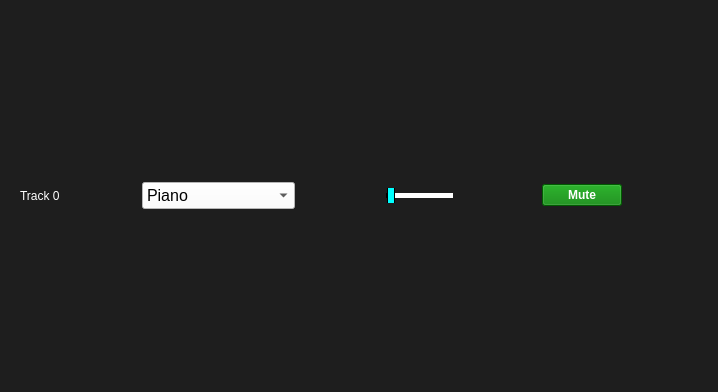
The window that Frontend/Designer/track.ui (odevincenti/ASSD_TP2) describes before a commit, drawn with Qt 5.
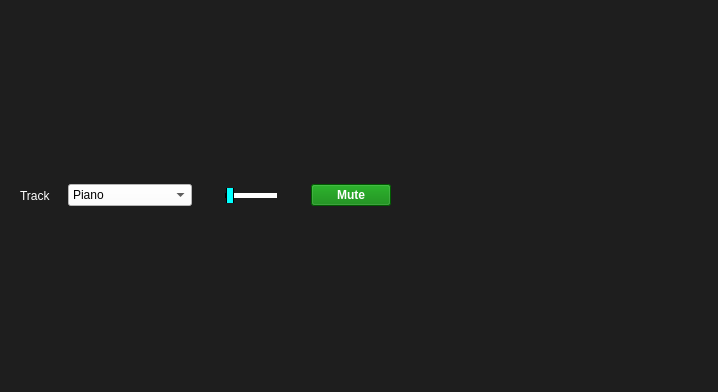
The same window after the commit.

Commit message: los tracks se ponen bien

```diff
--- a/Frontend/Designer/track.ui
+++ b/Frontend/Designer/track.ui
@@ -18,9 +18,19 @@
   </property>
   <layout class="QVBoxLayout" name="verticalLayout_3">
    <item>
-    <layout class="QVBoxLayout" name="verticalLayout">
-     <item>
-      <widget class="QWidget" name="widget_Track" native="true">
+    <widget class="QWidget" name="widget" native="true">
+     <property name="sizePolicy">
+      <sizepolicy hsizetype="Maximum" vsizetype="Maximum">
+       <horstretch>0</horstretch>
+       <verstretch>0</verstretch>
+      </sizepolicy>
+     </property>
+     <property name="maximumSize">
+      <size>
+       <width>400</width>
+       <height>100</height>
+      </size>
+     </property>
        <layout class="QVBoxLayout" name="verticalLayout_4">
         <item>
          <layout class="QHBoxLayout" name="track0_layout">
@@ -30,7 +40,7 @@
              <string notr="true">color:white;</string>
             </property>
             <property name="text">
-             <string>Track 0</string>
+           <string>Track</string>
             </property>
            </widget>
           </item>
@@ -49,13 +59,6 @@
           </item>
           <item>
            <widget class="QComboBox" name="comboBox_track">
-            <property name="font">
-             <font>
-              <pointsize>12</pointsize>
-              <weight>50</weight>
-              <bold>false</bold>
-             </font>
-            </property>
             <property name="styleSheet">
              <string notr="true">background:white;
 color:black;</string>
@@ -112,9 +115,15 @@
             </item>
             <item>
              <widget class="QSlider" name="horizontalSlider_track">
+            <property name="sizePolicy">
+             <sizepolicy hsizetype="Fixed" vsizetype="Fixed">
+              <horstretch>90</horstretch>
+              <verstretch>22</verstretch>
+             </sizepolicy>
+            </property>
               <property name="maximumSize">
                <size>
-                <width>103</width>
+              <width>90</width>
                 <height>22</height>
                </size>
               </property>
@@ -122,7 +131,7 @@
                <string notr="true">QSlider::groove:horizontal{
 	border: 1px solid black;
 	height: 3px;
-	width: 65px;
+	width: 50px;
 	background: cyan;
 }
 
@@ -205,8 +214,6 @@
         </item>
        </layout>
       </widget>
-     </item>
-    </layout>
    </item>
   </layout>
  </widget>
```
Left out of the diff: 36 changed lines with no effect on the pictures. Lines whose indentation alone changed are shown as unchanged. The commit also changes 5 other files.
